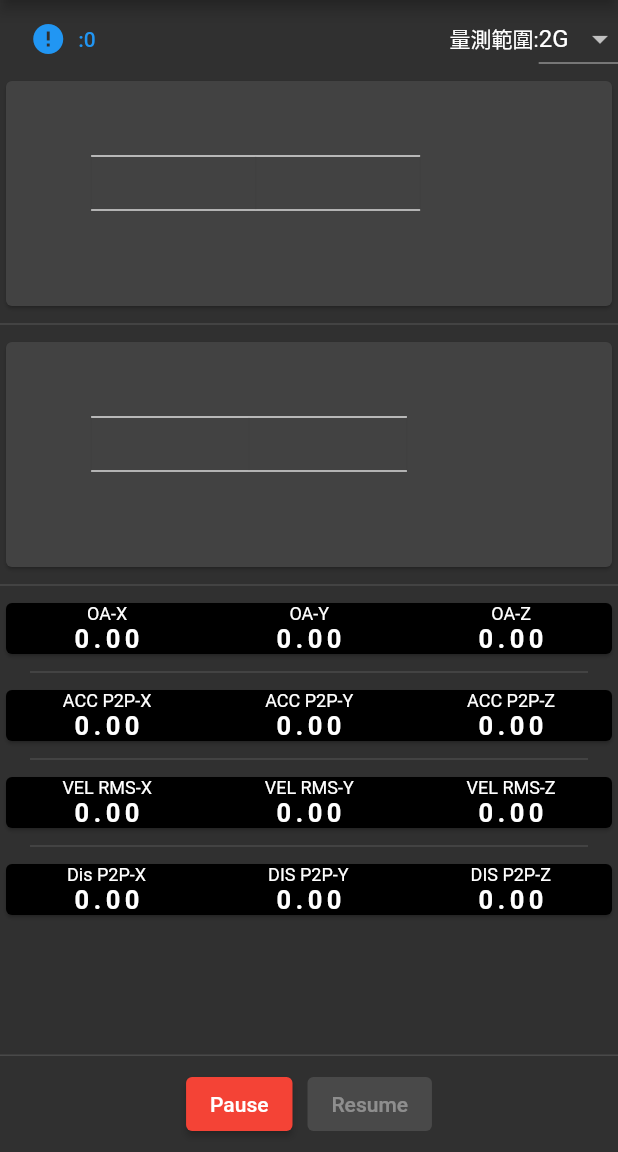
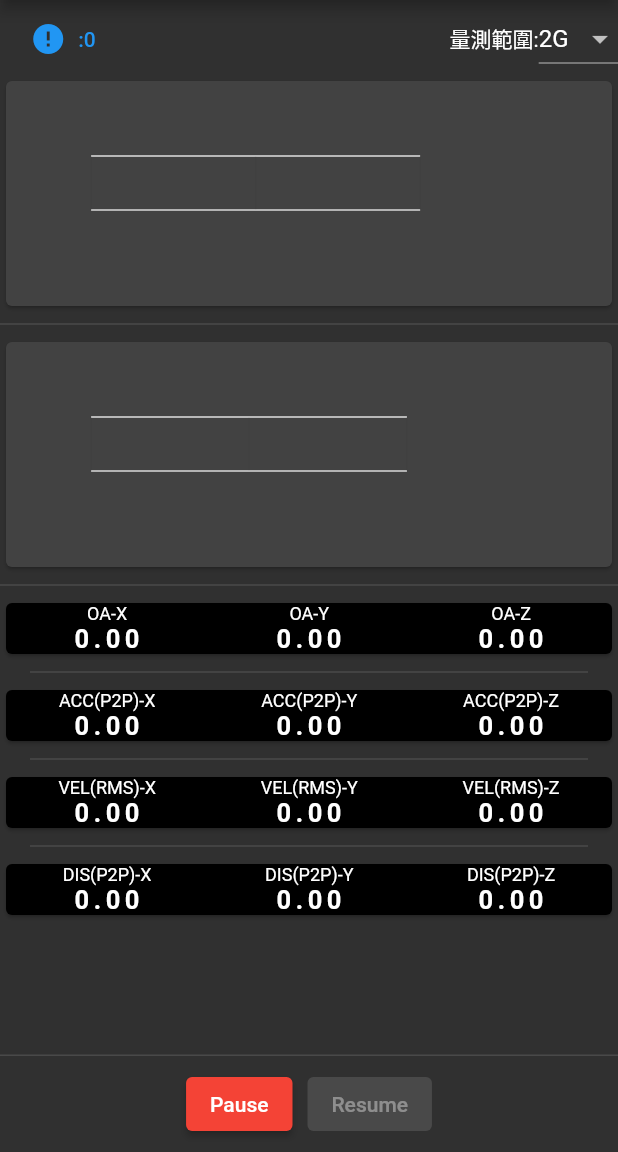
Before and after one commit to jinweihuang20/ssm-app-flutter, a Flutter app: the DataPage screen opened directly with empty values, on a phone screen of 412 x 824 dp, the part 84-1236 px from its top. Run offline on Flutter 3.47's test engine with Material 2 defaults, Android fonts, the light colour scheme and no system bars; our stand-ins replace badges, charts_flutter, flutter_datetime_picker, get, permission_handler and 1 more; missing offline and left inert: dart:ffi, downloads_path_provider, fft, qr_code_scanner, wifi_iot; accounts and stored records are empty.

```diff
--- a/lib/SSMModule/FeatureDisplay.dart
+++ b/lib/SSMModule/FeatureDisplay.dart
@@ -17,137 +17,13 @@ class _FeatureDisplayState extends State<FeatureDisplay> {
   Widget build(BuildContext context) {
     return Column(
       children: [
-        Card(
-          color: Colors.black,
-          child: Column(
-            children: [
-              Row(
-                mainAxisAlignment: MainAxisAlignment.spaceAround,
-                children: [
-                  Text('OA-X', style: titleTextStyle),
-                  Text('OA-Y', style: titleTextStyle),
-                  Text('OA-Z', style: titleTextStyle),
-                ],
-              ),
-              Row(
-                mainAxisAlignment: MainAxisAlignment.spaceAround,
-                children: [
-                  Text(
-                    widget.featuresData.oa_x.toStringAsFixed(2),
-                    style: textStyle,
-                  ),
-                  Text(
-                    widget.featuresData.oa_y.toStringAsFixed(2),
-                    style: textStyle,
-                  ),
-                  Text(
-                    widget.featuresData.oa_z.toStringAsFixed(2),
-                    style: textStyle,
-                  ),
-                ],
-              )
-            ],
-          ),
-        ),
+        FeatureCard(featureName: 'OA', xData: widget.featuresData.oa_x, yData: widget.featuresData.oa_y, zData: widget.featuresData.oa_z),
         divider(),
-        Card(
-          color: Colors.black,
-          child: Column(
-            children: [
-              Row(
-                mainAxisAlignment: MainAxisAlignment.spaceAround,
-                children: [
-                  Text('ACC P2P-X', style: titleTextStyle),
-                  Text('ACC P2P-Y', style: titleTextStyle),
-                  Text('ACC P2P-Z', style: titleTextStyle),
-                ],
-              ),
-              Row(
-                mainAxisAlignment: MainAxisAlignment.spaceAround,
-                children: [
-                  Text(
-                    widget.featuresData.acc_x_pp.toStringAsFixed(2),
-                    style: textStyle,
-                  ),
-                  Text(
-                    widget.featuresData.acc_y_pp.toStringAsFixed(2),
-                    style: textStyle,
-                  ),
-                  Text(
-                    widget.featuresData.acc_z_pp.toStringAsFixed(2),
-                    style: textStyle,
-                  ),
-                ],
-              )
-            ],
-          ),
-        ),
+        FeatureCard(featureName: 'ACC(P2P)', xData: widget.featuresData.acc_x_pp, yData: widget.featuresData.acc_y_pp, zData: widget.featuresData.acc_z_pp),
         divider(),
-        Card(
-          color: Colors.black,
-          child: Column(
-            children: [
-              Row(
-                mainAxisAlignment: MainAxisAlignment.spaceAround,
-                children: [
-                  Text('VEL RMS-X', style: titleTextStyle),
-                  Text('VEL RMS-Y', style: titleTextStyle),
-                  Text('VEL RMS-Z', style: titleTextStyle),
-                ],
-              ),
-              Row(
-                mainAxisAlignment: MainAxisAlignment.spaceAround,
-                children: [
-                  Text(
-                    widget.featuresData.vel_x_rms.toStringAsFixed(2),
-                    style: textStyle,
-                  ),
-                  Text(
-                    widget.featuresData.vel_y_rms.toStringAsFixed(2),
-                    style: textStyle,
-                  ),
-                  Text(
-                    widget.featuresData.vel_z_rms.toStringAsFixed(2),
-                    style: textStyle,
-                  ),
-                ],
-              )
-            ],
-          ),
-        ),
+        FeatureCard(featureName: 'VEL(RMS)', xData: widget.featuresData.vel_x_rms, yData: widget.featuresData.vel_y_rms, zData: widget.featuresData.vel_z_rms),
         divider(),
-        Card(
-          color: Colors.black,
-          child: Column(
-            children: [
-              Row(
-                mainAxisAlignment: MainAxisAlignment.spaceAround,
-                children: [
-                  Text('Dis P2P-X', style: titleTextStyle),
-                  Text('DIS P2P-Y', style: titleTextStyle),
-                  Text('DIS P2P-Z', style: titleTextStyle),
-                ],
-              ),
-              Row(
-                mainAxisAlignment: MainAxisAlignment.spaceAround,
-                children: [
-                  Text(
-                    widget.featuresData.dis_x_pp.toStringAsFixed(2),
-                    style: textStyle,
-                  ),
-                  Text(
-                    widget.featuresData.dis_y_pp.toStringAsFixed(2),
-                    style: textStyle,
-                  ),
-                  Text(
-                    widget.featuresData.dis_z_pp.toStringAsFixed(2),
-                    style: textStyle,
-                  ),
-                ],
-              )
-            ],
-          ),
-        )
+        FeatureCard(featureName: 'DIS(P2P)', xData: widget.featuresData.dis_x_pp, yData: widget.featuresData.dis_y_pp, zData: widget.featuresData.dis_z_pp),
       ],
     );
   }
@@ -159,4 +35,44 @@ class _FeatureDisplayState extends State<FeatureDisplay> {
       endIndent: 20,
     );
   }
+
+  Widget FeatureCard({
+    required String featureName,
+    required double xData,
+    required double yData,
+    required double zData,
+  }) {
+    return Card(
+      color: Colors.black,
+      child: Column(
+        children: [
+          Row(
+            mainAxisAlignment: MainAxisAlignment.spaceAround,
+            children: [
+              Text('$featureName-X', style: titleTextStyle),
+              Text('$featureName-Y', style: titleTextStyle),
+              Text('$featureName-Z', style: titleTextStyle),
+            ],
+          ),
+          Row(
+            mainAxisAlignment: MainAxisAlignment.spaceAround,
+            children: [
+              Text(
+                xData.toStringAsFixed(2),
+                style: textStyle,
+              ),
+              Text(
+                yData.toStringAsFixed(2),
+                style: textStyle,
+              ),
+              Text(
+                zData.toStringAsFixed(2),
+                style: textStyle,
+              ),
+            ],
+          )
+        ],
+      ),
+    );
+  }
 }
--- a/lib/SSMModule/module.dart
+++ b/lib/SSMModule/module.dart
@@ -22,6 +22,9 @@ class Module {
 
   StreamController<AccDataRevDoneEvent> changeController = StreamController<AccDataRevDoneEvent>();
   Stream<AccDataRevDoneEvent> get accDataOnChange => changeController.stream;
+
+  StreamController<FeatureDataRevData> featureDataController = StreamController<FeatureDataRevData>();
+  Stream<FeatureDataRevData> get featureDataOnChange => featureDataController.stream;
 
   get accDataByteRevNum {
     return accDataBuffer.length;
@@ -92,24 +95,22 @@ class Module {
         features.dis_y_pp = toP2P(dis_y);
         features.dis_z_pp = toP2P(dis_z);
 
+        featureDataController.add(FeatureDataRevData(features));
         changeController.add(AccDataRevDoneEvent(data[0], data[1], data[2], fft_x, fft_y, fft_z, features));
         accDataBuffer.clear();
-
-        final timer = Timer(const Duration(seconds: 1), () {
-          try {
-            _ssmSocket?.write('READVALUE\r\n');
-          } catch (e) {
-            print(e);
-          }
-        });
-
-        // Future.delayed(const Duration(microseconds: 1000)).then((value) {
+        try {
+          _ssmSocket?.write('READVALUE\r\n');
+        } catch (e) {
+          print(e);
+        }
+        // final timer = Timer(const Duration(seconds: 1), () {
         //   try {
         //     _ssmSocket?.write('READVALUE\r\n');
         //   } catch (e) {
         //     print(e);
         //   }
         // });
+
       }
     } else {
       // print(packetRev);
@@ -206,6 +207,11 @@ class AccDataRevDoneEvent {
   AccDataRevDoneEvent(this.accData_X, this.accData_Y, this.accData_Z, this.fftData_X, this.fftData_Y, this.fftData_Z, this.features);
 }
 
+class FeatureDataRevData {
+  Features features = Features();
+  FeatureDataRevData(this.features);
+}
+
 ///特徵值
 class Features {
   double oa_x = 0;
--- a/pubspec.yaml
+++ b/pubspec.yaml
@@ -43,6 +43,8 @@ dependencies:
   wifi_iot: ^0.3.15+2
   badges: ^2.0.2
   qr_code_scanner: ^0.7.0
+  permission_handler: ^5.0.1+1
+  downloads_path_provider: ^0.1.0
 
 
 
```
Also changed, not shown: lib/MathLib/FeatureCalculator.dart (+13 -9 lines), lib/MyWidget/Buttons.dart (added, +11 -0 lines), lib/Pages/FeaturesPage.dart (added, +271 -0 lines), lib/Pages/HomePage.dart (+25 -8 lines), lib/Pages/MainPage.dart (+24 -8 lines), lib/Pages/QueryPage.dart (+46 -29 lines), lib/Storage/FileSaveLocalHelper.dart (added, +106 -0 lines), pubspec.lock, 5 other files.
